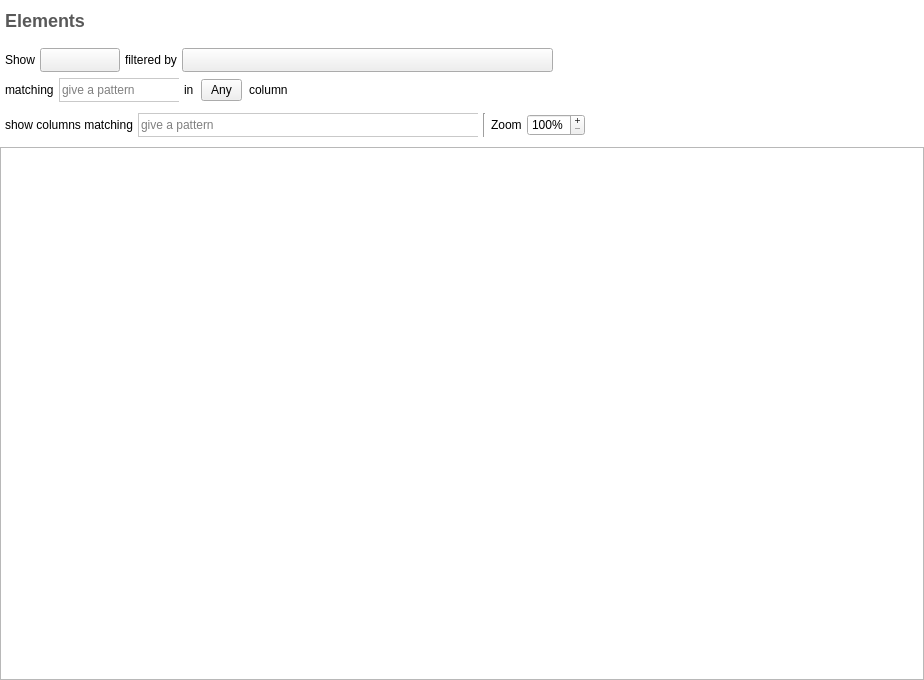
This is plugins/view/TableView/TableView.ui in Tulip-Dev/tulip as Qt 5 draws it before an edit. The edited form follows.
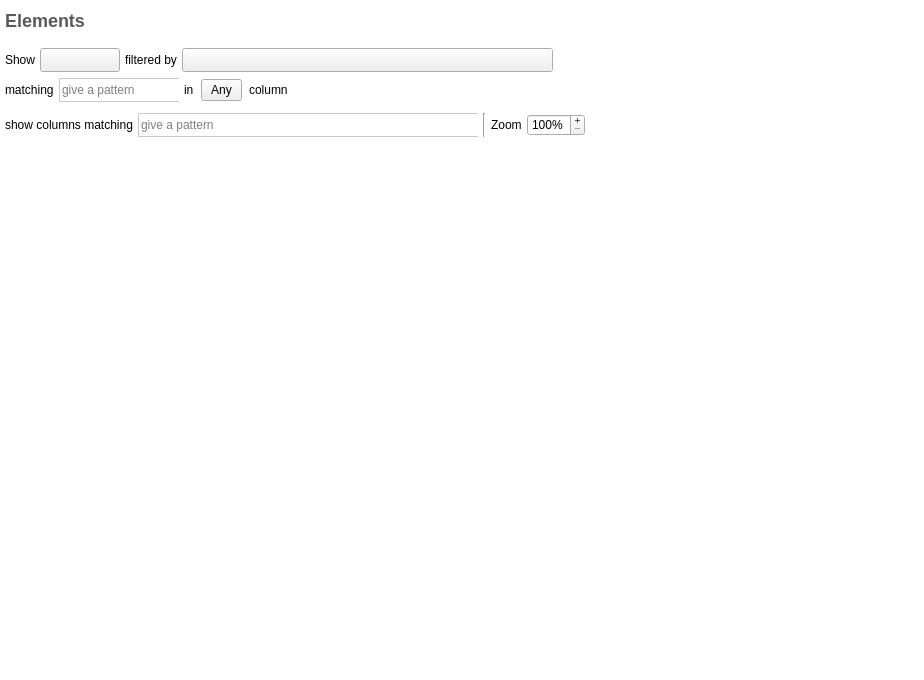
This is the edited form. Icons and pictures are not drawn. Custom widgets are drawn as their Qt base class.

Commit message: TableView cleanup and fixes after commit 057a9e3: enable vertical scrolling of table contents with mouse wheel + enable custom context menu

The edit to the form file:
```diff
--- a/plugins/view/TableView/TableView.ui
+++ b/plugins/view/TableView/TableView.ui
@@ -500,7 +500,23 @@
           </layout>
          </item>
          <item>
-          <widget class="QGraphicsView" name="tableView"/>
+          <widget class="QGraphicsView" name="tableView">
+           <property name="frameShape">
+            <enum>QFrame::NoFrame</enum>
+           </property>
+           <property name="verticalScrollBarPolicy">
+            <enum>Qt::ScrollBarAlwaysOff</enum>
+           </property>
+           <property name="horizontalScrollBarPolicy">
+            <enum>Qt::ScrollBarAlwaysOff</enum>
+           </property>
+           <property name="alignment">
+            <set>Qt::AlignLeading|Qt::AlignLeft|Qt::AlignTop</set>
+           </property>
+           <property name="transformationAnchor">
+            <enum>QGraphicsView::NoAnchor</enum>
+           </property>
+          </widget>
          </item>
         </layout>
        </widget>
```
The commit also changes 3 other files.
